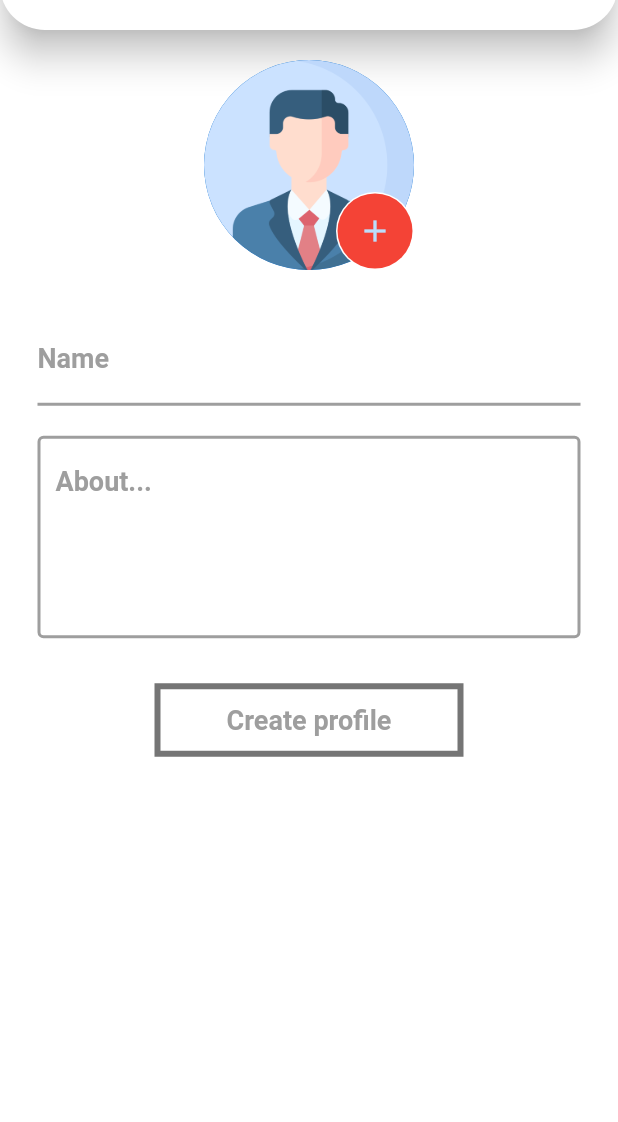
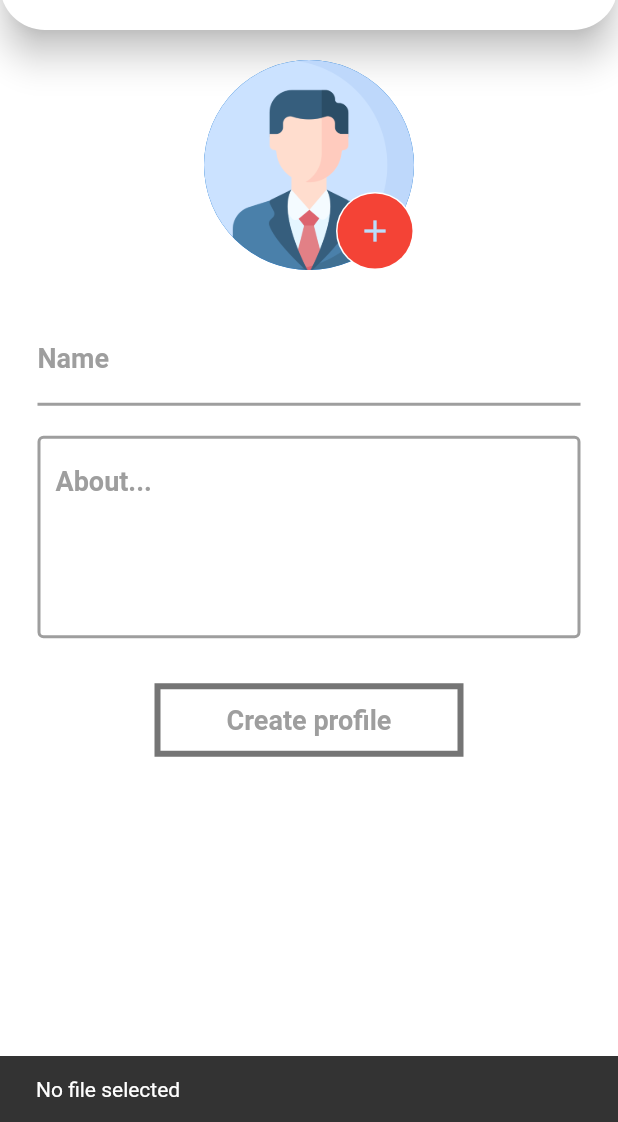
Before and after one commit to Ishwam-Garg/meetfit_project, a Flutter app: the screen it shows after launch, after a tap on the "add" icon, on a phone screen of 412 x 824 dp, the part 114-1236 px from its top. Run offline on Flutter 3.47's test engine with Material 2 defaults, Android fonts, the phone set to English and light mode, and no system bars; our stand-ins replace animated_text_kit, email_validator, file_picker, firebase_core; accounts and stored records are empty.

Commit message:
Filepicker implemented

```diff
--- a/lib/Screens/CreateProfile.dart
+++ b/lib/Screens/CreateProfile.dart
@@ -1,7 +1,7 @@
 //@dart=2.9
 import 'package:flutter/cupertino.dart';
 import 'package:flutter/material.dart';
-
+import 'package:file_picker/file_picker.dart';
 class CreateProfile extends StatefulWidget {
   final String email;
   final String pass;
@@ -17,6 +17,8 @@ class _CreateProfileState extends State<CreateProfile> {
   String _email  = "",_pass = "",_name="",_about="",_imgurl = "";
   TextEditingController _nameController = TextEditingController();
   TextEditingController _aboutController = TextEditingController();
+
+
 
 
   final _formKey = GlobalKey<FormState>();
@@ -56,18 +58,36 @@ class _CreateProfileState extends State<CreateProfile> {
                     ),
                   ),
                   SizedBox(height: 20,width: 20,),
-                  CircleAvatar(
+                  GestureDetector(
+                    onTap: ()async{
+                      print("YES");
+                      final FilePickerResult res = await FilePicker.platform.pickFiles(
+                        allowMultiple: false,
+                        type: FileType.custom,
+                        allowedExtensions: ['png','jpg','jpeg'],
+                      );
+
+                      if(res == null) //not picked
+                          {
+                        ScaffoldMessenger.of(context).showSnackBar(const SnackBar(content: Text("No file selected")));
+                      }
+                      else
+                      {
+                        String path = "",fname="";
+                        path = res.files.single.path;
+                        _imgurl = path;
+                        fname = res.files.single.name;
+                        print(fname + " " + path);
+                      }
+                    },
+                    child: CircleAvatar(
                       radius: 70,
-                    backgroundImage: AssetImage("assets/images/profile.png"),
+                      backgroundImage: _imgurl=="" ? AssetImage("assets/images/profile.png") : AssetImage(_imgurl),
                       child: Align(
                         alignment: Alignment.bottomRight,
                         child: CircleAvatar(
                           radius: 26,
                           backgroundColor: Colors.white,
-                        child: GestureDetector(
-                          onTap: (){
-                            //select file
-                          },
                           child: Align(
                             alignment: Alignment.center,
                             child: CircleAvatar(
--- a/lib/Screens/SplashScreen.dart
+++ b/lib/Screens/SplashScreen.dart
@@ -1,9 +1,8 @@
 // @dart=2.9
 import 'dart:async';
-
 import 'package:flutter/material.dart';
 import 'package:animated_text_kit/animated_text_kit.dart';
-import 'package:google_fonts/google_fonts.dart';
+//import 'package:google_fonts/google_fonts.dart';
 import 'package:meetfit_project/Screens/CreateProfile.dart';
 import 'package:meetfit_project/Screens/SignUpScreen.dart';
 
@@ -44,7 +43,7 @@ class _SplashState extends State<Splash> {
               'MeetMeFit',
             ],
             speed: Duration(milliseconds: 500),
-            textStyle: GoogleFonts.satisfy(
+            textStyle: TextStyle(
               fontSize: 54,
               fontWeight: FontWeight.bold,
             ),
```
Also changed, not shown: pubspec.yaml (+9 -11 lines), pubspec.lock, 2 other files. Lines whose indentation alone changed are shown as unchanged.
